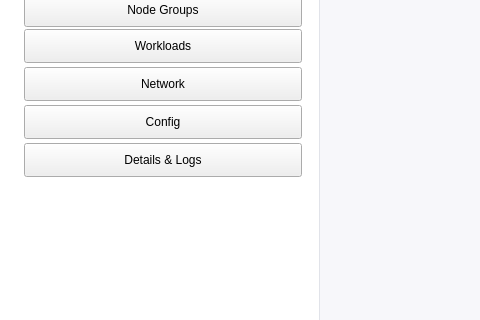
Qt form src/kubescope/ui/main_window.ui (dcotecnologia/kubescope) before a commit; both pictures show x 0 to 480 and y 176 to 496 of the 980 by 640 pixel window.
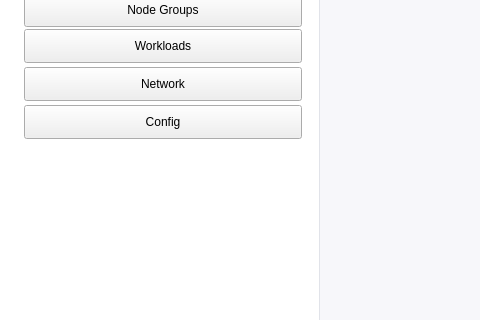
The same form after that commit. Icons and pictures are not drawn.

Commit message:
feat(ui): open Details and Logs as tabs in the top bar
Remove the Details & Logs entry from the side menu; each open Details or
Logs becomes a tab next to the pinned lists, with a × to close it.

```diff
--- a/src/kubescope/ui/main_window.ui
+++ b/src/kubescope/ui/main_window.ui
@@ -1634,37 +1634,6 @@
                </layout>
               </widget>
              </item>
-             <item>
-              <widget class="QPushButton" name="navViewer">
-               <property name="text">
-                <string>Details &amp;&amp; Logs</string>
-               </property>
-               <property name="visible">
-                <bool>false</bool>
-               </property>
-               <property name="minimumSize">
-                <size>
-                 <width>0</width>
-                 <height>34</height>
-                </size>
-               </property>
-               <property name="iconSize">
-                <size>
-                 <width>16</width>
-                 <height>16</height>
-                </size>
-               </property>
-               <property name="checkable">
-                <bool>true</bool>
-               </property>
-               <property name="autoExclusive">
-                <bool>true</bool>
-               </property>
-               <property name="nav" stdset="0">
-                <string notr="true">true</string>
-               </property>
-              </widget>
-             </item>
 
              <item>
               <spacer name="sidebarNavSpacer">
```
The commit also changes 22 other files.
